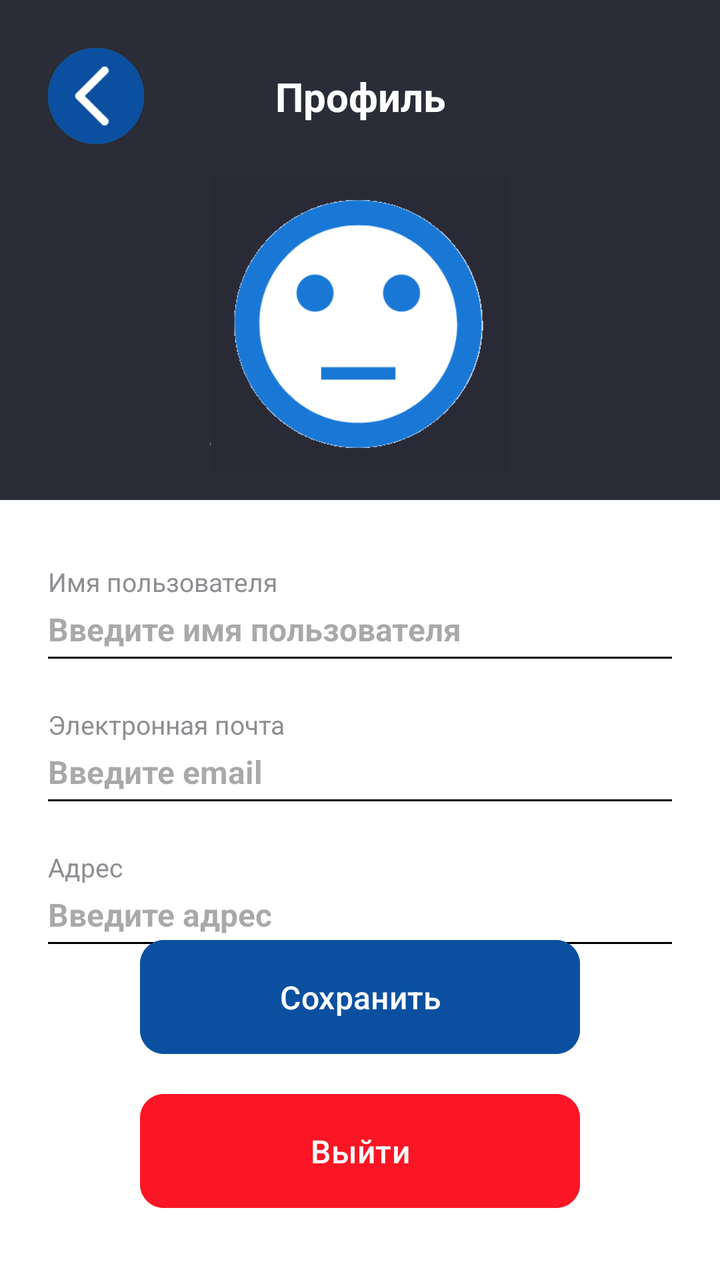
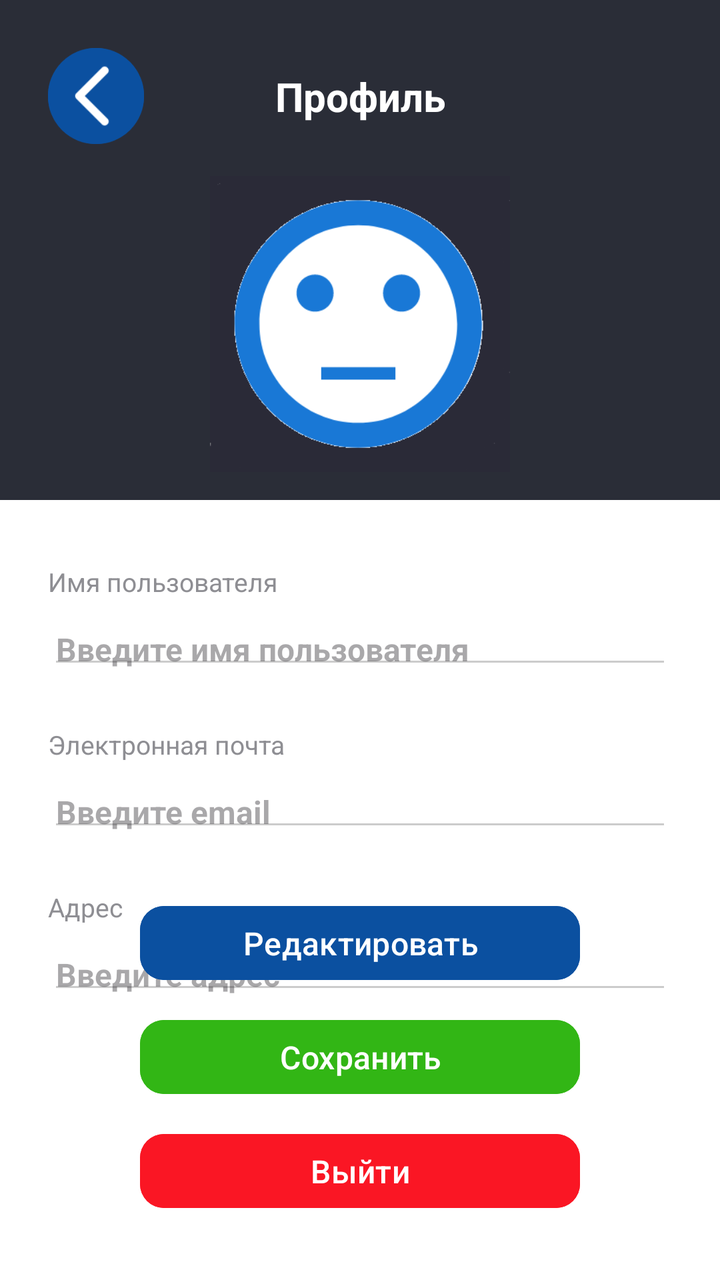

Compare the two renders of this Android layout. The source of the first and the diff that turns it into the second are given below.
<!-- AndroidManifest.xml: application theme Theme.HomeSmartPractice -->
<!-- res/layout/activity_profile.xml -->
<?xml version="1.0" encoding="utf-8"?>
<androidx.constraintlayout.widget.ConstraintLayout
    xmlns:android="http://schemas.android.com/apk/res/android"
    xmlns:app="http://schemas.android.com/apk/res-auto"
    xmlns:tools="http://schemas.android.com/tools"
    android:layout_width="match_parent"
    android:layout_height="match_parent"
    android:background="#FFFFFF">


    <View
        android:id="@+id/headerBackground"
        android:layout_width="0dp"
        android:layout_height="250dp"
        android:background="#2A2D37"
        app:layout_constraintEnd_toEndOf="parent"
        app:layout_constraintStart_toStartOf="parent"
        app:layout_constraintTop_toTopOf="parent" />


    <ImageButton
        android:id="@+id/btnBack"
        android:layout_width="48dp"
        android:layout_height="48dp"
        android:layout_marginStart="24dp"
        android:layout_marginTop="24dp"
        android:background="@drawable/circle_button_background"
        android:scaleType="fitCenter"
        android:src="@drawable/ic_backarrow"
        app:layout_constraintStart_toStartOf="parent"
        app:layout_constraintTop_toTopOf="parent" />

    <TextView
        android:id="@+id/tvTitle"
        android:layout_width="wrap_content"
        android:layout_height="wrap_content"
        android:text="Профиль"
        android:textColor="#FFFFFF"
        android:textSize="20sp"
        android:textStyle="bold"
        app:layout_constraintBottom_toBottomOf="@id/btnBack"
        app:layout_constraintEnd_toEndOf="parent"
        app:layout_constraintStart_toStartOf="parent"
        app:layout_constraintTop_toTopOf="@id/btnBack" />


    <FrameLayout
        android:id="@+id/avatarContainer"
        android:layout_width="150dp"
        android:layout_height="150dp"
        android:layout_marginTop="15dp"
        app:layout_constraintEnd_toEndOf="parent"
        app:layout_constraintStart_toStartOf="parent"
        app:layout_constraintTop_toBottomOf="@id/btnBack">

        <ImageView
            android:layout_width="150dp"
            android:layout_height="150dp"
            android:layout_gravity="center"
            android:src="@drawable/ic_unnamed" />
    </FrameLayout>


    <TextView
        android:id="@+id/labelUsername"
        android:layout_width="wrap_content"
        android:layout_height="wrap_content"
        android:layout_marginStart="24dp"
        android:layout_marginTop="32dp"
        android:text="Имя пользователя"
        android:textColor="#8E8E93"
        android:textSize="13sp"
        app:layout_constraintStart_toStartOf="parent"
        app:layout_constraintTop_toBottomOf="@id/headerBackground" />


    <FrameLayout
        android:id="@+id/fieldUsername"
        android:layout_width="0dp"
        android:layout_height="wrap_content"
        android:layout_marginStart="24dp"
        android:layout_marginTop="4dp"
        android:layout_marginEnd="24dp"
        app:layout_constraintEnd_toEndOf="parent"
        app:layout_constraintStart_toStartOf="parent"
        app:layout_constraintTop_toBottomOf="@id/labelUsername">

        <EditText
            android:id="@+id/etUsername"
            android:layout_width="match_parent"
            android:layout_height="wrap_content"
            android:background="@null"
            android:hint="Введите имя пользователя"
            android:paddingBottom="4dp"
            android:textColor="#000000"
            android:textSize="16sp"
            android:textStyle="bold" />

        <View
            android:layout_width="match_parent"
            android:layout_height="1dp"
            android:layout_gravity="bottom"
            android:background="#000000" />
    </FrameLayout>

    <TextView
        android:id="@+id/labelEmail"
        android:layout_width="wrap_content"
        android:layout_height="wrap_content"
        android:layout_marginStart="24dp"
        android:layout_marginTop="24dp"
        android:text="Электронная почта"
        android:textColor="#8E8E93"
        android:textSize="13sp"
        app:layout_constraintStart_toStartOf="parent"
        app:layout_constraintTop_toBottomOf="@id/fieldUsername" />


    <FrameLayout
        android:id="@+id/fieldEmail"
        android:layout_width="0dp"
        android:layout_height="wrap_content"
        android:layout_marginStart="24dp"
        android:layout_marginTop="4dp"
        android:layout_marginEnd="24dp"
        app:layout_constraintEnd_toEndOf="parent"
        app:layout_constraintStart_toStartOf="parent"
        app:layout_constraintTop_toBottomOf="@id/labelEmail">

        <EditText
            android:id="@+id/etEmail"
            android:layout_width="match_parent"
            android:layout_height="wrap_content"
            android:background="@null"
            android:hint="Введите email"
            android:inputType="textEmailAddress"
            android:paddingBottom="4dp"
            android:textColor="#000000"
            android:textSize="16sp"
            android:textStyle="bold" />

        <View
            android:layout_width="match_parent"
            android:layout_height="1dp"
            android:layout_gravity="bottom"
            android:background="#000000" />
    </FrameLayout>


    <TextView
        android:id="@+id/labelAddress"
        android:layout_width="wrap_content"
        android:layout_height="wrap_content"
        android:layout_marginStart="24dp"
        android:layout_marginTop="24dp"
        android:text="Адрес"
        android:textColor="#8E8E93"
        android:textSize="13sp"
        app:layout_constraintStart_toStartOf="parent"
        app:layout_constraintTop_toBottomOf="@id/fieldEmail" />


    <FrameLayout
        android:id="@+id/fieldAddress"
        android:layout_width="0dp"
        android:layout_height="wrap_content"
        android:layout_marginStart="24dp"
        android:layout_marginTop="4dp"
        android:layout_marginEnd="24dp"
        app:layout_constraintEnd_toEndOf="parent"
        app:layout_constraintStart_toStartOf="parent"
        app:layout_constraintTop_toBottomOf="@id/labelAddress">

        <EditText
            android:id="@+id/etAddress"
            android:layout_width="match_parent"
            android:layout_height="wrap_content"
            android:background="@null"
            android:hint="Введите адрес"
            android:paddingBottom="4dp"
            android:textColor="#000000"
            android:textSize="16sp"
            android:textStyle="bold" />

        <View
            android:layout_width="match_parent"
            android:layout_height="1dp"
            android:layout_gravity="bottom"
            android:background="#000000" />
    </FrameLayout>


    <Button
        android:id="@+id/btnSave"
        android:layout_width="0dp"
        android:layout_height="65dp"
        android:layout_marginHorizontal="70dp"
        android:layout_marginBottom="12dp"
        android:backgroundTint="#0B50A0"
        android:text="Сохранить"
        android:textAllCaps="false"
        android:textColor="#FFFFFF"
        android:textSize="16sp"
        app:cornerRadius="12dp"
        app:layout_constraintBottom_toTopOf="@id/btnLogout"
        app:layout_constraintEnd_toEndOf="parent"
        app:layout_constraintStart_toStartOf="parent"
        app:layout_constraintVertical_chainStyle="packed" />


    <Button
        android:id="@+id/btnLogout"
        android:layout_width="0dp"
        android:layout_height="65dp"
        android:layout_marginHorizontal="70dp"
        android:layout_marginBottom="32dp"
        android:backgroundTint="#FA1624"
        android:text="Выйти"
        android:textAllCaps="false"
        android:textColor="#FFFFFF"
        android:textSize="16sp"
        app:cornerRadius="12dp"
        app:layout_constraintBottom_toBottomOf="parent"
        app:layout_constraintEnd_toEndOf="parent"
        app:layout_constraintStart_toStartOf="parent" />

</androidx.constraintlayout.widget.ConstraintLayout>
<!-- resources referenced by this layout -->
<resources>
  <!-- drawable circle_button_background (drawable) -->
  <?xml version="1.0" encoding="utf-8"?>
  <shape xmlns:android="http://schemas.android.com/apk/res/android"
      android:shape="oval">
      <solid android:color="#0B50A0" />
  </shape>
  <!-- drawable ic_backarrow: png bitmap (drawable, 2517 bytes) -->
  <!-- drawable ic_unnamed: png bitmap (drawable, 11369 bytes) -->
  <style name="Theme.HomeSmartPractice" parent="Base.Theme.HomeSmartPractice" />
  <style name="Base.Theme.HomeSmartPractice" parent="Theme.Material3.DayNight.NoActionBar">
          
          
      </style>
</resources>

<!-- the commit's change to res/layout/activity_profile.xml (unified diff, before → after) -->
@@ -89,18 +89,16 @@
             android:id="@+id/etUsername"
             android:layout_width="match_parent"
             android:layout_height="wrap_content"
-            android:background="@null"
             android:hint="Введите имя пользователя"
             android:paddingBottom="4dp"
             android:textColor="#000000"
             android:textSize="16sp"
-            android:textStyle="bold" />
-
-        <View
-            android:layout_width="match_parent"
-            android:layout_height="1dp"
-            android:layout_gravity="bottom"
-            android:background="#000000" />
+            android:textStyle="bold"
+            android:enabled="false"
+            android:focusable="false"
+            android:clickable="false"
+            android:cursorVisible="false"
+            android:backgroundTint="#CCCCCC" />
     </FrameLayout>
 
     <TextView
@@ -131,19 +129,17 @@
             android:id="@+id/etEmail"
             android:layout_width="match_parent"
             android:layout_height="wrap_content"
-            android:background="@null"
             android:hint="Введите email"
             android:inputType="textEmailAddress"
             android:paddingBottom="4dp"
             android:textColor="#000000"
             android:textSize="16sp"
-            android:textStyle="bold" />
-
-        <View
-            android:layout_width="match_parent"
-            android:layout_height="1dp"
-            android:layout_gravity="bottom"
-            android:background="#000000" />
+            android:textStyle="bold"
+            android:enabled="false"
+            android:focusable="false"
+            android:clickable="false"
+            android:cursorVisible="false"
+            android:backgroundTint="#CCCCCC" />
     </FrameLayout>
 
 
@@ -175,28 +171,43 @@
             android:id="@+id/etAddress"
             android:layout_width="match_parent"
             android:layout_height="wrap_content"
-            android:background="@null"
             android:hint="Введите адрес"
             android:paddingBottom="4dp"
             android:textColor="#000000"
             android:textSize="16sp"
-            android:textStyle="bold" />
-
-        <View
-            android:layout_width="match_parent"
-            android:layout_height="1dp"
-            android:layout_gravity="bottom"
-            android:background="#000000" />
+            android:textStyle="bold"
+            android:enabled="false"
+            android:focusable="false"
+            android:clickable="false"
+            android:cursorVisible="false"
+            android:backgroundTint="#CCCCCC" />
     </FrameLayout>
 
 
     <Button
-        android:id="@+id/btnSave"
-        android:layout_width="0dp"
-        android:layout_height="65dp"
+        android:id="@+id/btnReduct"
+        android:layout_width="0dp"
+        android:layout_height="45dp"
         android:layout_marginHorizontal="70dp"
         android:layout_marginBottom="12dp"
         android:backgroundTint="#0B50A0"
+        android:text="Редактировать"
+        android:textAllCaps="false"
+        android:textColor="#FFFFFF"
+        android:textSize="16sp"
+        app:cornerRadius="12dp"
+        app:layout_constraintBottom_toTopOf="@id/btnSave"
+        app:layout_constraintEnd_toEndOf="parent"
+        app:layout_constraintStart_toStartOf="parent"
+        app:layout_constraintVertical_chainStyle="packed" />
+
+    <Button
+        android:id="@+id/btnSave"
+        android:layout_width="0dp"
+        android:layout_height="45dp"
+        android:layout_marginHorizontal="70dp"
+        android:layout_marginBottom="12dp"
+        android:backgroundTint="#32B615"
         android:text="Сохранить"
         android:textAllCaps="false"
         android:textColor="#FFFFFF"
@@ -211,7 +222,7 @@
     <Button
         android:id="@+id/btnLogout"
         android:layout_width="0dp"
-        android:layout_height="65dp"
+        android:layout_height="45dp"
         android:layout_marginHorizontal="70dp"
         android:layout_marginBottom="32dp"
         android:backgroundTint="#FA1624"
